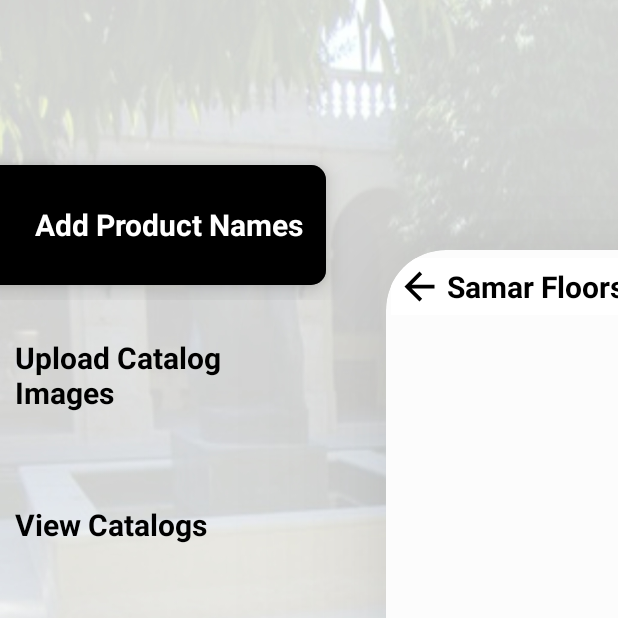
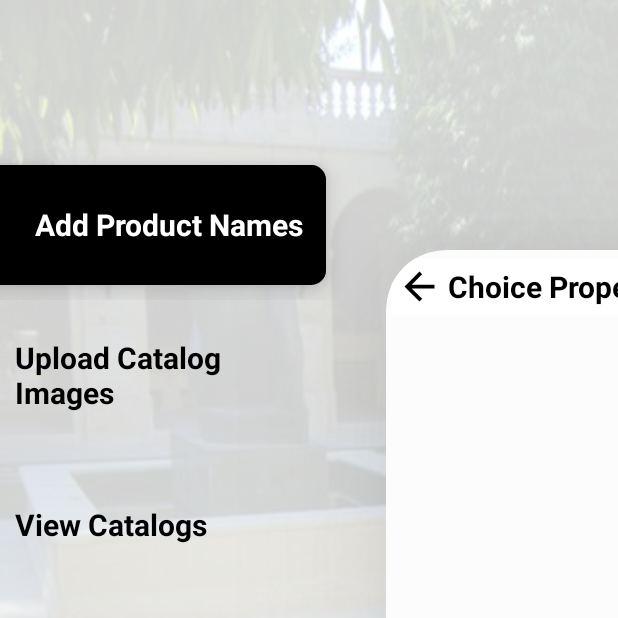
Before and after one commit to aartisoft/ChoicePropertiesSales, an Android app: the Main2Activity screen opened directly, with no data from a screen before it, after a tap on an icon or button, on a phone screen of 412 x 824 dp, the top half of it. Run offline under Robolectric (Android 15) with nearby library versions, the phone set to English and light mode, and no system bars; our stand-ins replace Firebase (no records; nobody signed in at launch, a user with empty details on screens opened directly).

Commit message:
Updated on 22.01.2020 at 6.08

```diff
--- a/customnavigationdrawer2/src/main/res/layout/widget_navigation_drawer.xml
+++ b/customnavigationdrawer2/src/main/res/layout/widget_navigation_drawer.xml
@@ -81,7 +81,7 @@
                     android:layout_marginLeft="30dp"
                     android:layout_marginRight="30dp"
                     android:gravity="center"
-                    android:text="Samar Floors"
+                    android:text="Choice Properties"
                     android:textStyle="bold" />
             </RelativeLayout>
 
```
Also changed, not shown: app/src/main/java/com/example/choiceproperties/Views/Activities/LoginScreen.java (+1 -20 lines).
